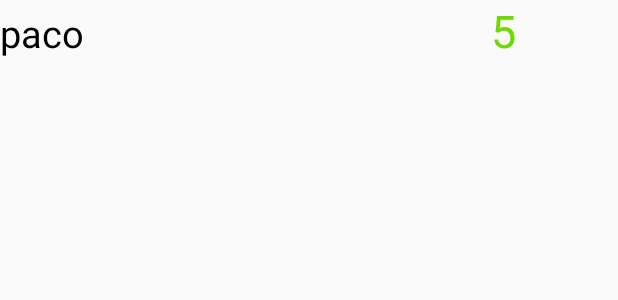
After one commit to tronxi/webChatApp, an Android app: the layout contactos_lista.xml on its own in the app's theme, with its tools: preview values and no code run, on a phone screen of 412 x 824 dp. The commit adds this screen. Shown: the top 300 px of the screen. Run offline under Robolectric (Android 15) with nearby library versions, the phone set to English and light mode, and no system bars; network calls fail.

Commit message:
cambios en la interfaz

```diff
--- a/app/src/main/java/com/tron/sergi/webchat/ConversacionJson.java
+++ b/app/src/main/java/com/tron/sergi/webchat/ConversacionJson.java
@@ -33,6 +33,10 @@ public class ConversacionJson
 
     public String getEstado()
     {
+        if(estado.equals("0"))
+        {
+            return "";
+        }
         return estado;
     }
 
--- a/app/src/main/java/com/tron/sergi/webchat/RecursosServidor.java
+++ b/app/src/main/java/com/tron/sergi/webchat/RecursosServidor.java
@@ -2,8 +2,8 @@ package com.tron.sergi.webchat;
 
 public class RecursosServidor
 {
-    //private static String host = "http://192.168.0.5/webChat/php/";
-    private static String host = "http://raspberrytronxi.ddns.net/webChat/php/";
+    private static String host = "http://192.168.0.5/webChat/php/";
+    //private static String host = "http://raspberrytronxi.ddns.net/webChat/php/";
 
     static String abrirConversacion = host + "abrirConversacion.php";
     static String buscarConversacion = host + "buscarConversacion.php";
--- /dev/null
+++ b/app/src/main/res/layout/contactos_lista.xml
@@ -0,0 +1,39 @@
+<?xml version="1.0" encoding="utf-8"?>
+<android.support.constraint.ConstraintLayout
+    xmlns:android="http://schemas.android.com/apk/res/android"
+    xmlns:app="http://schemas.android.com/apk/res-auto"
+    android:layout_width="match_parent"
+    android:layout_height="match_parent">
+
+    <LinearLayout
+        android:layout_width="match_parent"
+        android:layout_height="match_parent"
+        android:orientation="horizontal">
+
+        <LinearLayout
+            android:layout_width="match_parent"
+            android:layout_height="match_parent"
+            android:orientation="horizontal">
+
+            <TextView
+                android:id="@+id/contacto"
+                android:layout_width="wrap_content"
+                android:layout_height="wrap_content"
+                android:layout_weight="4"
+                android:text="paco"
+                android:textColor="#000000"
+                android:textSize="25sp"
+                app:autoSizeMaxTextSize="30dp" />
+
+            <TextView
+                android:id="@+id/numMensaje"
+                android:layout_width="wrap_content"
+                android:layout_height="wrap_content"
+                android:layout_weight="1"
+                android:autoText="false"
+                android:text="5"
+                android:textColor="#6DDB00"
+                android:textSize="30sp" />
+        </LinearLayout>
+    </LinearLayout>
+</android.support.constraint.ConstraintLayout>
```
Also changed, not shown: app/src/main/java/com/tron/sergi/webchat/AdapterItem.java (added, +70 -0 lines), app/src/main/java/com/tron/sergi/webchat/Category.java (added, +38 -0 lines), app/src/main/java/com/tron/sergi/webchat/Conversacion.java (+19 -7 lines), app/src/main/res/layout/activity_mostrar_mensajes.xml (+10 -8 lines).
